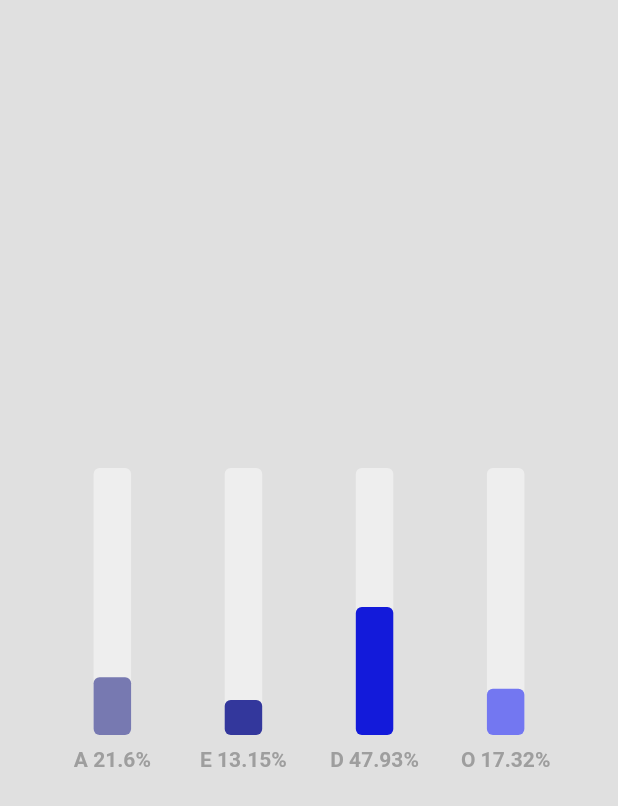
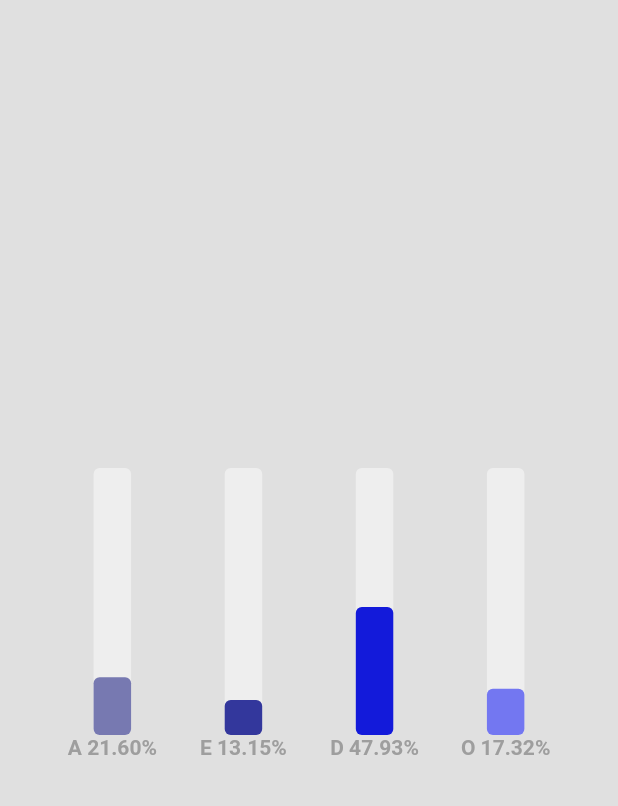
Before and after one commit to UlisesChopin16/IncitecMovil, a Flutter app: the Graphics screen opened directly, on a phone screen of 412 x 824 dp. Shown: the top 806 px of the screen. Run offline on Flutter 3.47's test engine with Material 3 defaults, Android fonts, the phone set to English and light mode, and no system bars; drawn by our look-alikes of fl_chart; our stand-ins replace animate_do, cached_network_image, cloud_firestore, firebase_auth, firebase_core, firebase_storage and 4 more; accounts and stored records are empty.

Commit message:
Se hicieron correciones visuales

```diff
--- a/incitec/lib/Services/firebase_service.dart
+++ b/incitec/lib/Services/firebase_service.dart
@@ -243,7 +243,7 @@ class FirebaseServicesInciTec extends GetxController {
         if(!context.mounted) return;
         snackBarSucces(message: 'Bienvenido', context: context);
         // Si el largo del numero de control esta entre 8 y 9 entonces es un alumno
-        if(numeroControl.length >= 8 && numeroControl.length <= 9){
+        if(numeroControl.length >= 8 && numeroControl.length <= 10){
           await obtenerDatosAlumno(numeroControl: numeroControl, context: context);
           if(!context.mounted) return;
           Navigator.of(context).pushReplacement(MaterialPageRoute(builder: (context) => const SubirReporte(retroceder: false,)));
--- a/incitec/lib/Views/subir_reporte_view.dart
+++ b/incitec/lib/Views/subir_reporte_view.dart
@@ -70,7 +70,7 @@ class _SubirReporteState extends State<SubirReporte> {
       'Lavamanos tapado',
       'Lavamanos roto',
       'Inodoro con fuga',
-      'Goteras'
+      'Goteras',
       'Otros',
     ],
     'Sustancias peligrosas': [
--- a/incitec/lib/barGraph/bar_graph.dart
+++ b/incitec/lib/barGraph/bar_graph.dart
@@ -3,7 +3,7 @@ import 'package:flutter/material.dart';
 import 'package:incitec/barGraph/bar_data.dart';
 
 class MyBarGraph extends StatelessWidget{
-  final List edRep;
+  final List<double> edRep;
   const MyBarGraph({
     super.key,
     required this.edRep
@@ -77,21 +77,21 @@ class MyBarGraph extends StatelessWidget{
     Widget text;
     switch(value.toInt()){
       case 0:
-        text = Text('A ${edRep[0]}%', style: Style);
+        text = Text('A ${edRep[0].toStringAsFixed(2)}%', style: Style);
         break;
       case 1:
-        text = Text('E ${edRep[1]}%', style: Style);
+        text = Text('E ${edRep[1].toStringAsFixed(2)}%', style: Style);
         break;
       case 2:
-        text = Text('D ${edRep[2]}%', style: Style);
+        text = Text('D ${edRep[2].toStringAsFixed(2)}%', style: Style);
         break;
       case 3:
-        text = Text('O ${edRep[3]}%', style: Style);
+        text = Text('O ${edRep[3].toStringAsFixed(2)}%', style: Style);
         break;
       default:
         text = const Text('', style: Style);
         break;
     }
-    return SideTitleWidget(child: text, axisSide: meta.axisSide);
+    return SideTitleWidget(child: text, axisSide: meta.axisSide, space: 0);
   }
 }
```
